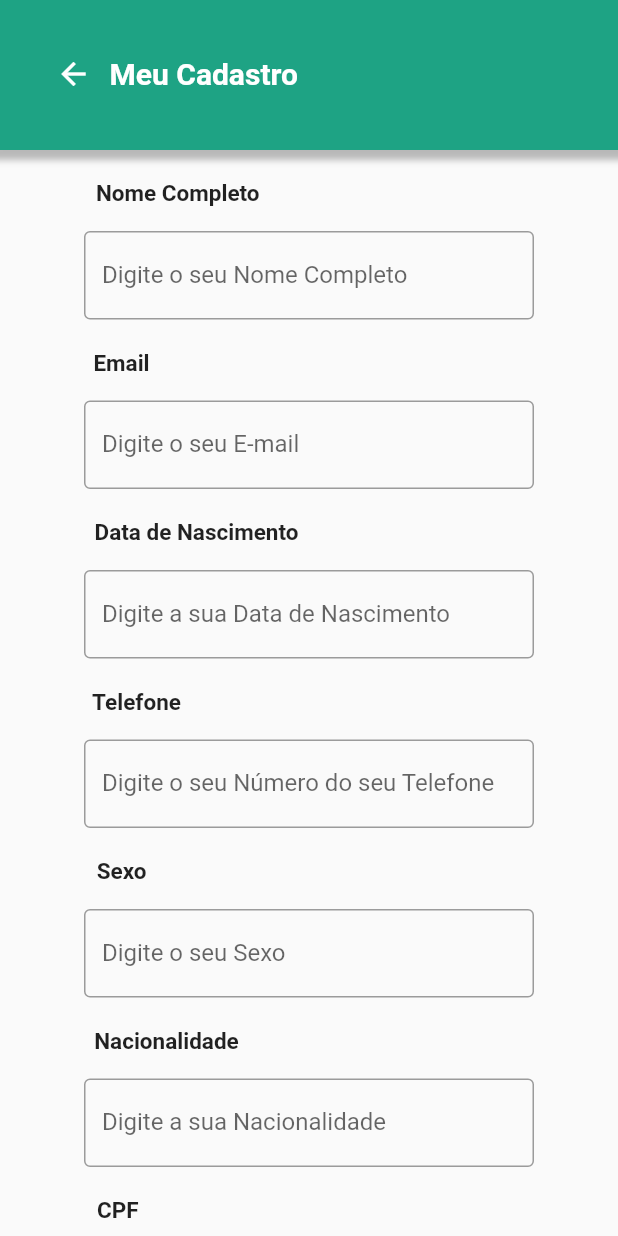
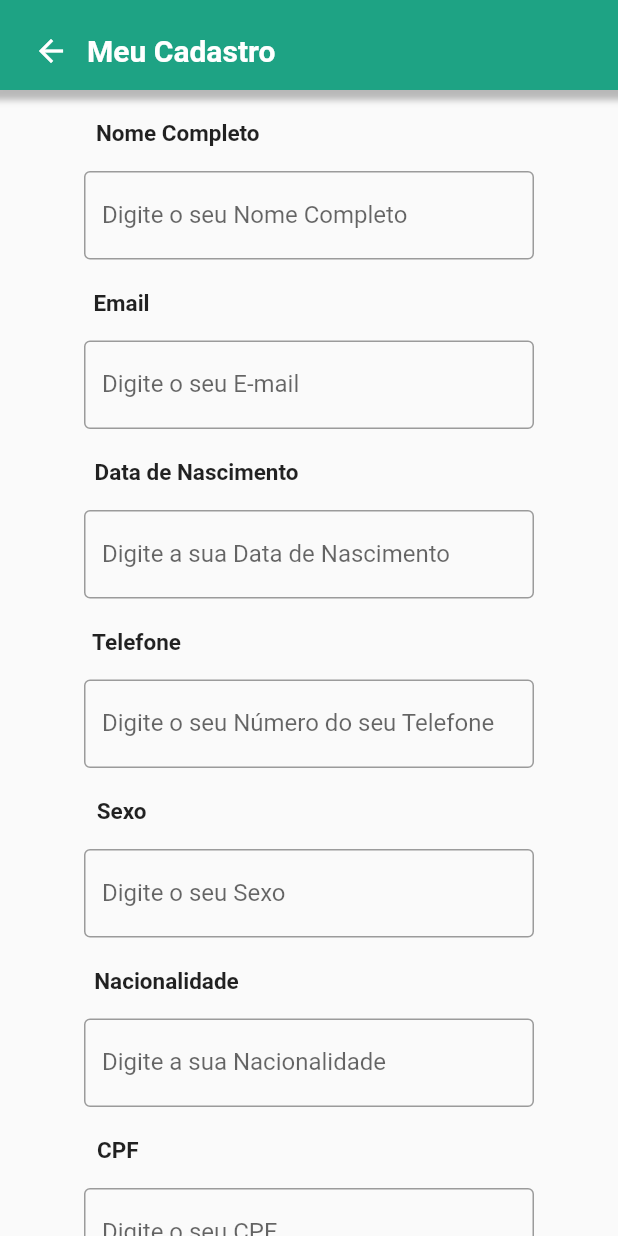
Before and after one commit to AmaralFLucas/prospere_ai, a Flutter app: the MeuCadastro screen opened directly, on a phone screen of 412 x 824 dp. Run offline on Flutter 3.47's test engine with Material 3 defaults, Android fonts, the phone set to English and light mode, and no system bars; our stand-ins replace firebase_auth, firebase_core; missing offline and left inert: floating_action_bubble; accounts and stored records are empty.

Commit message:
Ajustando as telas de adicionar depesas e receitas, e meu cadastro

```diff
--- a/lib/views/adicionarDespesa.dart
+++ b/lib/views/adicionarDespesa.dart
@@ -91,7 +91,7 @@ class _AdicionardespesaState extends State<Adicionardespesa> {
                   margin: EdgeInsets.symmetric(vertical: 0),
                   padding: EdgeInsets.only(top: 20),
                   width: double.infinity,
-                  height: 1300,
+                  height: 500,
                   child: Column(children: [
                     Row(
                       mainAxisAlignment: MainAxisAlignment.center,
--- a/lib/views/adicionarReceita.dart
+++ b/lib/views/adicionarReceita.dart
@@ -91,7 +91,7 @@ class _AdicionarreceitaState extends State<Adicionarreceita> {
                   margin: EdgeInsets.symmetric(vertical: 0),
                   padding: EdgeInsets.only(top: 20),
                   width: double.infinity,
-                  height: 1300,
+                  height: 500,
                   child: Column(children: [
                     Row(
                       mainAxisAlignment: MainAxisAlignment.center,
--- a/lib/views/meuCadastro.dart
+++ b/lib/views/meuCadastro.dart
@@ -22,7 +22,7 @@ class _MeuCadastroState extends State<MeuCadastro> {
               mainAxisAlignment: MainAxisAlignment.start,
               children: [
                 Container(
-                  padding: EdgeInsets.all(25),
+                  padding: EdgeInsets.all(10),
                   width: double.infinity,
                   decoration: BoxDecoration(color: myColor, boxShadow: [
                     BoxShadow(
@@ -32,7 +32,7 @@ class _MeuCadastroState extends State<MeuCadastro> {
                       offset: Offset(0, 1), // changes position of shadow
                     ),
                   ]),
-                  height: 100,
+                  height: 60,
                   child: Column(
                     children: [
                       Row(children: [
@@ -59,7 +59,7 @@ class _MeuCadastroState extends State<MeuCadastro> {
                   margin: EdgeInsets.symmetric(vertical: 0),
                   padding: EdgeInsets.only(top: 20),
                   width: double.infinity,
-                  height: 1300,
+                  height: 1350,
                   child: Column(children: [
                     Container(
                       padding: EdgeInsets.only(right: 175),
```
